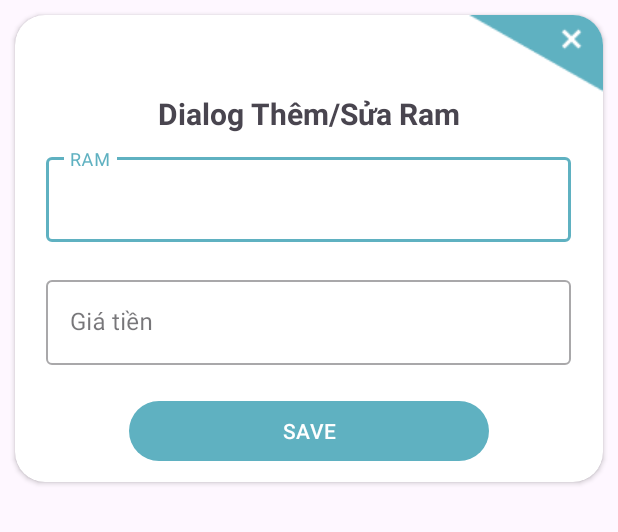
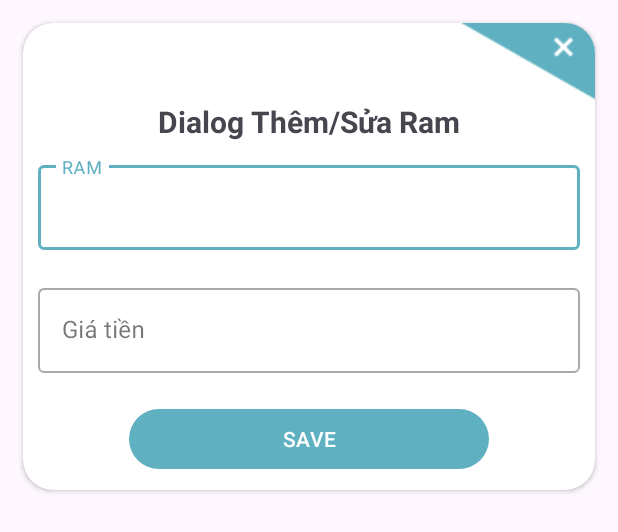
Before and after one commit to NgoThiNguyetHa/DATN_PhoneHouse, an Android app: the layout dialog_ram.xml on its own in the app's theme, with its tools: preview values and no code run, on a phone screen of 412 x 824 dp. Shown: the top 532 px of the screen. Run offline under Robolectric (Android 15) with nearby library versions, the phone set to English and light mode, and no system bars.

Commit message:
Thay đổi giao diện

```diff
--- a/AppCuaHang/app/src/main/java/com/example/appcuahang/fragment/RamFragment.java
+++ b/AppCuaHang/app/src/main/java/com/example/appcuahang/fragment/RamFragment.java
@@ -125,7 +125,7 @@ public class RamFragment extends Fragment {
         TextView tvTitle = view.findViewById(R.id.dl_ram_tvTitle);
         ImageView imgView = view.findViewById(R.id.dl_ram_imageView);
 
-        tvTitle.setText("Dialog Thêm Màu");
+        tvTitle.setText("Dialog Thêm Ram");
         btnSave.setOnClickListener(new View.OnClickListener() {
             @Override
             public void onClick(View v) {
--- a/AppCuaHang/app/src/main/res/layout/dialog_mau.xml
+++ b/AppCuaHang/app/src/main/res/layout/dialog_mau.xml
@@ -28,7 +28,7 @@
             android:textStyle="bold"/>
 
         <com.google.android.material.textfield.TextInputLayout
-            android:layout_width="350dp"
+            android:layout_width="match_parent"
             android:layout_height="wrap_content"
             android:layout_margin="10dp"
             style="@style/Widget.MaterialComponents.TextInputLayout.OutlinedBox"
@@ -40,7 +40,7 @@
                 android:hint="Tên màu"/>
         </com.google.android.material.textfield.TextInputLayout>
         <com.google.android.material.textfield.TextInputLayout
-            android:layout_width="350dp"
+            android:layout_width="match_parent"
             android:layout_height="wrap_content"
             android:layout_margin="10dp"
             style="@style/Widget.MaterialComponents.TextInputLayout.OutlinedBox"
--- a/AppCuaHang/app/src/main/res/layout/dialog_ram.xml
+++ b/AppCuaHang/app/src/main/res/layout/dialog_ram.xml
@@ -4,7 +4,7 @@
     android:layout_height="wrap_content"
     xmlns:app="http://schemas.android.com/apk/res-auto"
     app:cardCornerRadius="20dp"
-    android:layout_margin="10dp">
+    android:layout_margin="15dp">
     <LinearLayout
         android:layout_width="match_parent"
         android:layout_height="match_parent"
@@ -28,7 +28,7 @@
             android:textStyle="bold"/>
 
         <com.google.android.material.textfield.TextInputLayout
-            android:layout_width="350dp"
+            android:layout_width="match_parent"
             android:layout_height="wrap_content"
             android:layout_margin="10dp"
             style="@style/Widget.MaterialComponents.TextInputLayout.OutlinedBox"
@@ -40,7 +40,7 @@
                 android:hint="RAM"/>
         </com.google.android.material.textfield.TextInputLayout>
         <com.google.android.material.textfield.TextInputLayout
-            android:layout_width="350dp"
+            android:layout_width="match_parent"
             android:layout_height="wrap_content"
             android:layout_margin="10dp"
             style="@style/Widget.MaterialComponents.TextInputLayout.OutlinedBox"
```
